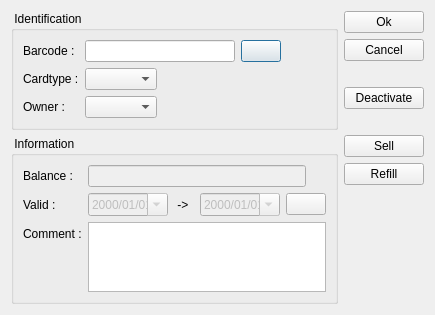
tbikfalvi/Belenus, file client/dlgpatientcardedit.ui: the form before one commit.
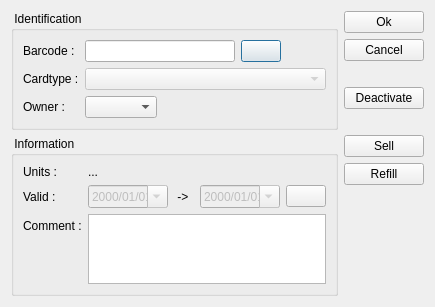
The form after the commit.

```diff
--- a/client/dlgpatientcardedit.ui
+++ b/client/dlgpatientcardedit.ui
@@ -79,20 +79,11 @@
         <item row="1" column="1">
          <layout class="QHBoxLayout" name="horizontalLayout_3">
           <item>
-           <widget class="QComboBox" name="cmbCardType"/>
-          </item>
-          <item>
-           <spacer name="horizontalSpacer_3">
-            <property name="orientation">
-             <enum>Qt::Horizontal</enum>
+           <widget class="QComboBox" name="cmbCardType">
+            <property name="enabled">
+             <bool>false</bool>
             </property>
-            <property name="sizeHint" stdset="0">
-             <size>
-              <width>40</width>
-              <height>20</height>
-             </size>
-            </property>
-           </spacer>
+           </widget>
           </item>
          </layout>
         </item>
@@ -132,40 +123,9 @@
         <string> Information </string>
        </property>
        <layout class="QFormLayout" name="formLayout_2">
-        <item row="0" column="0">
-         <widget class="QLabel" name="lblUnits">
-          <property name="text">
-           <string>Balance :</string>
-          </property>
-         </widget>
-        </item>
-        <item row="0" column="1">
-         <layout class="QHBoxLayout" name="horizontalLayout_4">
-          <item>
-           <widget class="QLineEdit" name="ledBalance">
-            <property name="enabled">
-             <bool>false</bool>
-            </property>
-           </widget>
-          </item>
-          <item>
-           <spacer name="horizontalSpacer_2">
-            <property name="orientation">
-             <enum>Qt::Horizontal</enum>
-            </property>
-            <property name="sizeType">
-             <enum>QSizePolicy::Preferred</enum>
-            </property>
-            <property name="sizeHint" stdset="0">
-             <size>
-              <width>20</width>
-              <height>20</height>
-             </size>
-            </property>
-           </spacer>
-          </item>
-         </layout>
-        </item>
+        <property name="fieldGrowthPolicy">
+         <enum>QFormLayout::AllNonFixedFieldsGrow</enum>
+        </property>
         <item row="1" column="0">
          <widget class="QLabel" name="lblValidDate">
           <property name="text">
@@ -264,6 +224,24 @@
         <item row="2" column="1">
          <widget class="QPlainTextEdit" name="pteComment"/>
         </item>
+        <item row="0" column="0">
+         <widget class="QLabel" name="lblUnits">
+          <property name="text">
+           <string>Units :</string>
+          </property>
+         </widget>
+        </item>
+        <item row="0" column="1">
+         <layout class="QHBoxLayout" name="horizontalLayout_4">
+          <item>
+           <widget class="QLabel" name="lblUnitInfo">
+            <property name="text">
+             <string>...</string>
+            </property>
+           </widget>
+          </item>
+         </layout>
+        </item>
        </layout>
       </widget>
      </item>
```
Left out of the diff: 1 changed line with no effect on the pictures.
